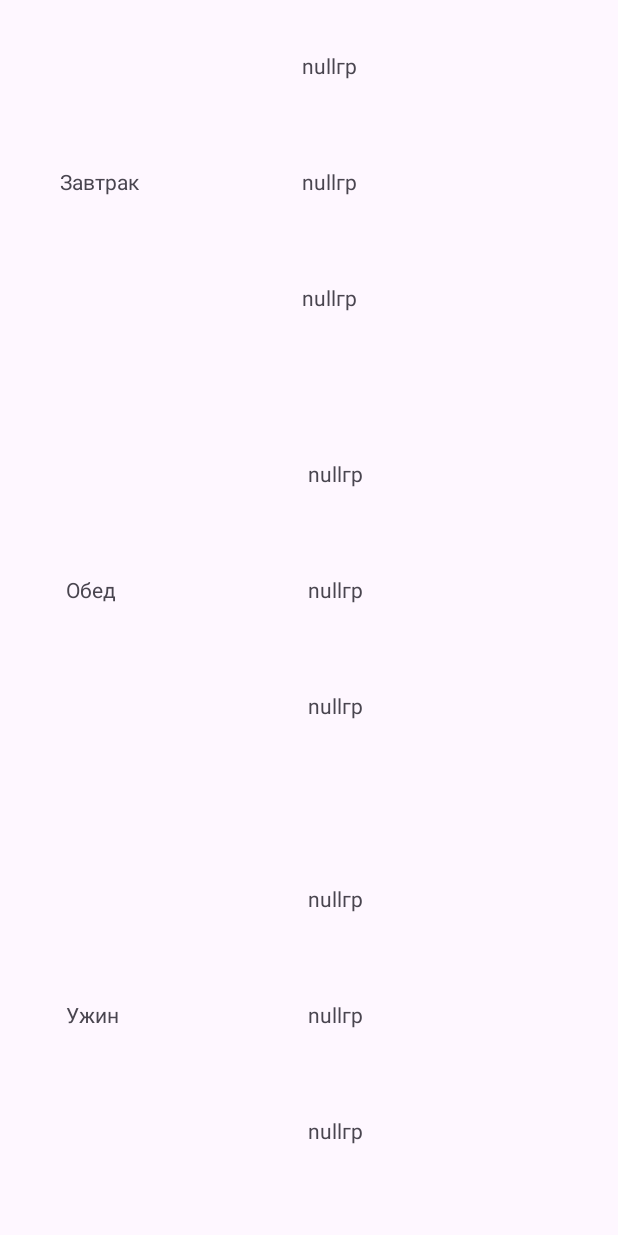
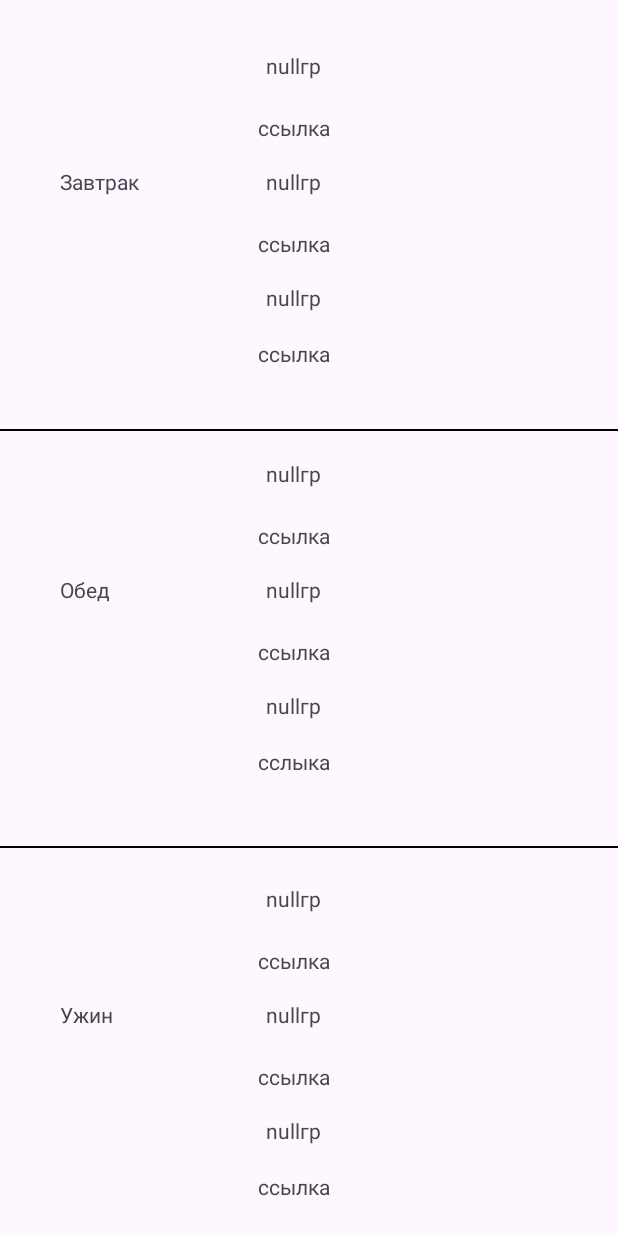
Before and after one commit to korolinakila/CFOOD_TRUE, an Android app: the ThirdMain screen opened directly, with no data from a screen before it, on a phone screen of 412 x 824 dp. Run offline under Robolectric (Android 15) with nearby library versions, the phone set to English and light mode, and no system bars; 11 statements that could not run were skipped.

Commit message:
OVER FULL MEGA DONE(без дизайна)

```diff
--- a/app/src/main/AndroidManifest.xml
+++ b/app/src/main/AndroidManifest.xml
@@ -4,6 +4,7 @@
 
     <uses-permission android:name="android.permission.INTERNET" />
     <uses-permission android:name="android.permission.ACCESS_NETWORK_STATE" />
+    <uses-permission android:name="android.permission.INTERNET" />
 
     <application
         android:allowBackup="true"
--- a/app/src/main/res/layout/activity_third_main.xml
+++ b/app/src/main/res/layout/activity_third_main.xml
@@ -17,11 +17,12 @@
         app:layout_constraintTop_toTopOf="parent"
         app:layout_constraintVertical_bias="0.141" />
 
+
     <TextView
         android:id="@+id/second_z"
         android:layout_width="wrap_content"
         android:layout_height="33dp"
-        android:layout_marginStart="84dp"
+        android:layout_marginStart="60dp"
         android:text="Макароны:"
         app:layout_constraintBottom_toBottomOf="@+id/zavtrak"
         app:layout_constraintStart_toEndOf="@+id/zavtrak"
@@ -32,8 +33,8 @@
         android:id="@+id/first_z"
         android:layout_width="wrap_content"
         android:layout_height="33dp"
+        android:layout_marginBottom="44dp"
         android:text="Суп:"
-        android:layout_marginBottom="44dp"
         app:layout_constraintBottom_toTopOf="@+id/second_z"
         app:layout_constraintEnd_toEndOf="@+id/second_z"
         app:layout_constraintStart_toStartOf="@+id/second_z" />
@@ -52,7 +53,8 @@
         android:id="@+id/obed"
         android:layout_width="77dp"
         android:layout_height="33dp"
-        android:layout_marginStart="44dp"
+        android:layout_marginStart="40dp"
+        android:clickable="true"
         android:text="Обед"
         app:layout_constraintBottom_toBottomOf="parent"
         app:layout_constraintStart_toStartOf="parent"
@@ -63,7 +65,7 @@
         android:id="@+id/second_o"
         android:layout_width="wrap_content"
         android:layout_height="33dp"
-        android:layout_marginStart="84dp"
+        android:layout_marginStart="60dp"
         android:text="Макароны:"
         app:layout_constraintBottom_toBottomOf="@+id/obed"
         app:layout_constraintStart_toEndOf="@+id/obed"
@@ -74,8 +76,8 @@
         android:id="@+id/first_o"
         android:layout_width="wrap_content"
         android:layout_height="33dp"
+        android:layout_marginBottom="44dp"
         android:text="Суп:"
-        android:layout_marginBottom="44dp"
         app:layout_constraintBottom_toTopOf="@+id/second_o"
         app:layout_constraintEnd_toEndOf="@+id/second_o"
         app:layout_constraintStart_toStartOf="@+id/second_o" />
@@ -94,7 +96,7 @@
         android:id="@+id/dinner"
         android:layout_width="77dp"
         android:layout_height="33dp"
-        android:layout_marginStart="44dp"
+        android:layout_marginStart="40dp"
         android:text="Ужин"
         app:layout_constraintBottom_toBottomOf="parent"
         app:layout_constraintStart_toStartOf="parent"
@@ -105,7 +107,7 @@
         android:id="@+id/second_d"
         android:layout_width="wrap_content"
         android:layout_height="33dp"
-        android:layout_marginStart="84dp"
+        android:layout_marginStart="60dp"
         android:text="Макароны:"
         app:layout_constraintBottom_toBottomOf="@+id/dinner"
         app:layout_constraintStart_toEndOf="@+id/dinner"
@@ -116,8 +118,8 @@
         android:id="@+id/first_d"
         android:layout_width="wrap_content"
         android:layout_height="33dp"
+        android:layout_marginBottom="44dp"
         android:text="Суп:"
-        android:layout_marginBottom="44dp"
         app:layout_constraintBottom_toTopOf="@+id/second_d"
         app:layout_constraintEnd_toEndOf="@+id/second_d"
         app:layout_constraintStart_toStartOf="@+id/second_d" />
@@ -132,4 +134,143 @@
         app:layout_constraintStart_toStartOf="@+id/second_d"
         app:layout_constraintTop_toBottomOf="@+id/second_d" />
 
+    <View
+        android:layout_width="match_parent"
+        android:layout_height="1dp"
+        android:layout_marginBottom="96dp"
+        android:background="@color/black"
+        app:layout_constraintBottom_toTopOf="@+id/second_o"
+        tools:ignore="MissingConstraints"
+        tools:layout_editor_absoluteX="0dp" />
+
+    <View
+        android:layout_width="match_parent"
+        android:layout_height="1dp"
+        android:layout_marginBottom="24dp"
+        android:background="@color/black"
+        app:layout_constraintBottom_toTopOf="@+id/first_d"
+        tools:ignore="MissingConstraints"
+        tools:layout_editor_absoluteX="0dp" />
+
+    <TextView
+        android:id="@+id/link9"
+        android:layout_width="wrap_content"
+        android:layout_height="wrap_content"
+        android:layout_marginTop="8dp"
+        android:text="ссылка"
+        android:autoLink="web"
+        android:clickable="true"
+        android:onClick="copyToClipboard"
+        app:layout_constraintEnd_toEndOf="@+id/third_d"
+        app:layout_constraintStart_toStartOf="@+id/third_d"
+        app:layout_constraintTop_toBottomOf="@+id/third_d" />
+
+    <TextView
+        android:id="@+id/link8"
+        android:layout_width="wrap_content"
+        android:layout_height="wrap_content"
+        android:layout_marginTop="8dp"
+        android:text="ссылка"
+        android:autoLink="web"
+        android:clickable="true"
+        android:onClick="copyToClipboard"
+        app:layout_constraintEnd_toEndOf="@+id/second_d"
+        app:layout_constraintStart_toStartOf="@+id/second_d"
+        app:layout_constraintTop_toBottomOf="@+id/second_d" />
+
+    <TextView
+        android:id="@+id/link7"
+        android:layout_width="wrap_content"
+        android:layout_height="wrap_content"
+        android:layout_marginTop="8dp"
+        android:text="ссылка"
+        android:autoLink="web"
+        android:clickable="true"
+        android:onClick="copyToClipboard"
+        app:layout_constraintEnd_toEndOf="@+id/first_d"
+        app:layout_constraintStart_toStartOf="@+id/first_d"
+        app:layout_constraintTop_toBottomOf="@+id/first_d" />
+
+    <TextView
+        android:id="@+id/link6"
+        android:layout_width="wrap_content"
+        android:layout_height="wrap_content"
+        android:layout_marginTop="8dp"
+        android:text="сслыка"
+        android:autoLink="web"
+        android:clickable="true"
+        android:onClick="copyToClipboard"
+        app:layout_constraintEnd_toEndOf="@+id/third_o"
+        app:layout_constraintStart_toStartOf="@+id/third_o"
+        app:layout_constraintTop_toBottomOf="@+id/third_o" />
+
+
+
+    <TextView
+        android:id="@+id/link4"
+        android:layout_width="wrap_content"
+        android:layout_height="wrap_content"
+        android:text="ссылка"
+        android:autoLink="web"
+        android:clickable="true"
+        android:onClick="copyToClipboard"
+        android:layout_marginTop="8dp"
+        app:layout_constraintEnd_toEndOf="@+id/first_o"
+        app:layout_constraintStart_toStartOf="@+id/first_o"
+        app:layout_constraintTop_toBottomOf="@+id/first_o" />
+
+    <TextView
+        android:id="@+id/link5"
+        android:layout_width="wrap_content"
+        android:layout_height="wrap_content"
+        android:text="ссылка"
+        android:autoLink="web"
+        android:clickable="true"
+        android:onClick="copyToClipboard"
+        android:layout_marginTop="8dp"
+        app:layout_constraintEnd_toEndOf="@+id/second_o"
+        app:layout_constraintStart_toStartOf="@+id/second_o"
+        app:layout_constraintTop_toBottomOf="@+id/second_o" />
+
+    <TextView
+        android:id="@+id/link3"
+        android:layout_width="wrap_content"
+        android:layout_height="wrap_content"
+        android:layout_marginTop="8dp"
+        android:text="ссылка"
+        android:autoLink="web"
+        android:clickable="true"
+        android:onClick="copyToClipboard"
+        app:layout_constraintEnd_toEndOf="@+id/third_z"
+        app:layout_constraintStart_toStartOf="@+id/third_z"
+        app:layout_constraintTop_toBottomOf="@+id/third_z"
+        tools:ignore="MissingConstraints" />
+
+    <TextView
+        android:id="@+id/link2"
+        android:layout_width="wrap_content"
+        android:layout_height="wrap_content"
+        android:text="ссылка"
+        android:autoLink="web"
+        android:clickable="true"
+        android:onClick="copyToClipboard"
+        android:layout_marginTop="8dp"
+        app:layout_constraintEnd_toEndOf="@+id/second_z"
+        app:layout_constraintStart_toStartOf="@+id/second_z"
+        app:layout_constraintTop_toBottomOf="@+id/second_z" />
+
+    <TextView
+        android:id="@+id/link1"
+        android:layout_width="wrap_content"
+        android:layout_height="wrap_content"
+        android:layout_marginTop="8dp"
+        android:text="ссылка"
+        android:autoLink="web"
+        android:clickable="true"
+        android:onClick="copyToClipboard"
+        app:layout_constraintEnd_toEndOf="@+id/first_z"
+        app:layout_constraintStart_toStartOf="@+id/first_z"
+        app:layout_constraintTop_toBottomOf="@+id/first_z" />
+
+
 </androidx.constraintlayout.widget.ConstraintLayout>
```
Also changed, not shown: app/src/main/java/com/example/cfood/MainActivity.java (+6 -4 lines), app/src/main/java/com/example/cfood/SecondMain.java (+96 -57 lines), app/src/main/java/com/example/cfood/ThirdMain.java (+191 -1 lines), app/src/main/res/layout/activity_main.xml (+4 -4 lines).
